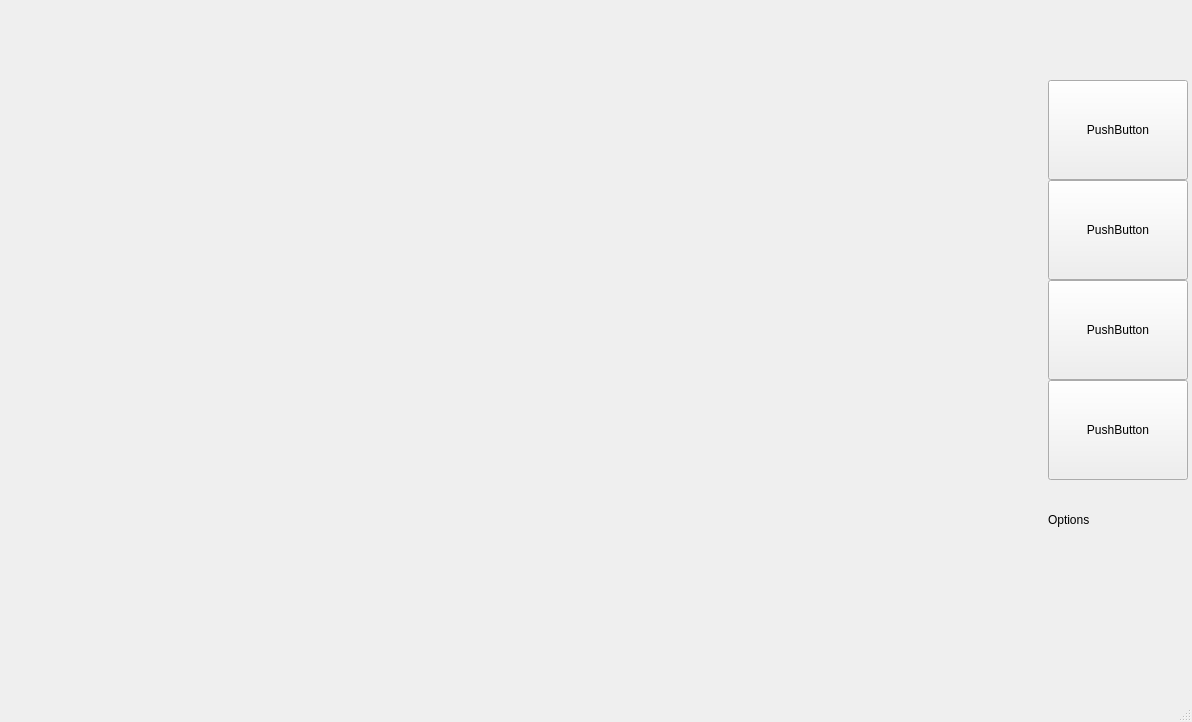
Before: the Qt Designer form Prototype_2_with_Tomeo/mainwindow.ui in KostasBiris/Video-Editing-Application--Cpp, drawn with Qt 5.
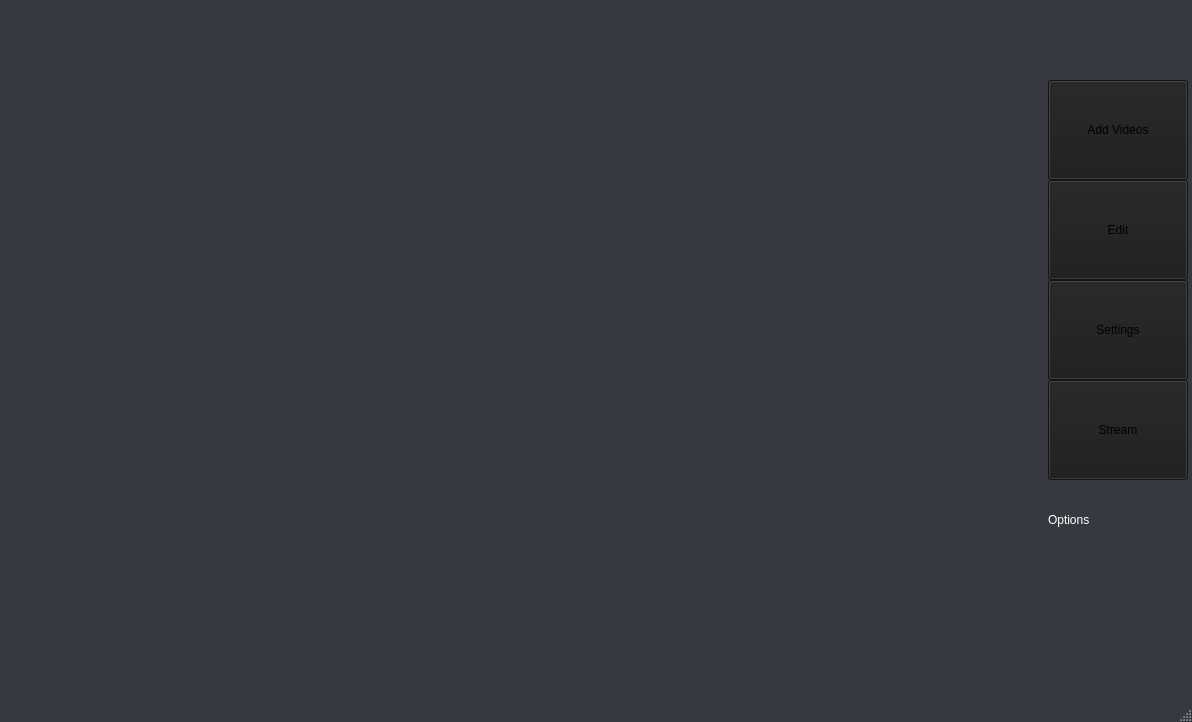
After: the same form once the commit is applied. Icons and pictures are not drawn.

```diff
--- a/Prototype_2_with_Tomeo/mainwindow.ui
+++ b/Prototype_2_with_Tomeo/mainwindow.ui
@@ -13,6 +13,453 @@
     <height>722</height>
    </rect>
   </property>
+  <property name="palette">
+   <palette>
+    <active>
+     <colorrole role="WindowText">
+      <brush brushstyle="SolidPattern">
+       <color alpha="255">
+        <red>255</red>
+        <green>255</green>
+        <blue>255</blue>
+       </color>
+      </brush>
+     </colorrole>
+     <colorrole role="Button">
+      <brush brushstyle="SolidPattern">
+       <color alpha="255">
+        <red>54</red>
+        <green>57</green>
+        <blue>63</blue>
+       </color>
+      </brush>
+     </colorrole>
+     <colorrole role="Light">
+      <brush brushstyle="SolidPattern">
+       <color alpha="255">
+        <red>81</red>
+        <green>85</green>
+        <blue>94</blue>
+       </color>
+      </brush>
+     </colorrole>
+     <colorrole role="Midlight">
+      <brush brushstyle="SolidPattern">
+       <color alpha="255">
+        <red>67</red>
+        <green>71</green>
+        <blue>78</blue>
+       </color>
+      </brush>
+     </colorrole>
+     <colorrole role="Dark">
+      <brush brushstyle="SolidPattern">
+       <color alpha="255">
+        <red>27</red>
+        <green>28</green>
+        <blue>31</blue>
+       </color>
+      </brush>
+     </colorrole>
+     <colorrole role="Mid">
+      <brush brushstyle="SolidPattern">
+       <color alpha="255">
+        <red>36</red>
+        <green>38</green>
+        <blue>42</blue>
+       </color>
+      </brush>
+     </colorrole>
+     <colorrole role="Text">
+      <brush brushstyle="SolidPattern">
+       <color alpha="255">
+        <red>255</red>
+        <green>255</green>
+        <blue>255</blue>
+       </color>
+      </brush>
+     </colorrole>
+     <colorrole role="BrightText">
+      <brush brushstyle="SolidPattern">
+       <color alpha="255">
+        <red>255</red>
+        <green>255</green>
+        <blue>255</blue>
+       </color>
+      </brush>
+     </colorrole>
+     <colorrole role="ButtonText">
+      <brush brushstyle="SolidPattern">
+       <color alpha="255">
+        <red>255</red>
+        <green>255</green>
+        <blue>255</blue>
+       </color>
+      </brush>
+     </colorrole>
+     <colorrole role="Base">
+      <brush brushstyle="SolidPattern">
+       <color alpha="255">
+        <red>0</red>
+        <green>0</green>
+        <blue>0</blue>
+       </color>
+      </brush>
+     </colorrole>
+     <colorrole role="Window">
+      <brush brushstyle="SolidPattern">
+       <color alpha="255">
+        <red>54</red>
+        <green>57</green>
+        <blue>63</blue>
+       </color>
+      </brush>
+     </colorrole>
+     <colorrole role="Shadow">
+      <brush brushstyle="SolidPattern">
+       <color alpha="255">
+        <red>0</red>
+        <green>0</green>
+        <blue>0</blue>
+       </color>
+      </brush>
+     </colorrole>
+     <colorrole role="AlternateBase">
+      <brush brushstyle="SolidPattern">
+       <color alpha="255">
+        <red>27</red>
+        <green>28</green>
+        <blue>31</blue>
+       </color>
+      </brush>
+     </colorrole>
+     <colorrole role="ToolTipBase">
+      <brush brushstyle="SolidPattern">
+       <color alpha="255">
+        <red>255</red>
+        <green>255</green>
+        <blue>220</blue>
+       </color>
+      </brush>
+     </colorrole>
+     <colorrole role="ToolTipText">
+      <brush brushstyle="SolidPattern">
+       <color alpha="255">
+        <red>0</red>
+        <green>0</green>
+        <blue>0</blue>
+       </color>
+      </brush>
+     </colorrole>
+     <colorrole role="PlaceholderText">
+      <brush brushstyle="SolidPattern">
+       <color alpha="128">
+        <red>255</red>
+        <green>255</green>
+        <blue>255</blue>
+       </color>
+      </brush>
+     </colorrole>
+    </active>
+    <inactive>
+     <colorrole role="WindowText">
+      <brush brushstyle="SolidPattern">
+       <color alpha="255">
+        <red>255</red>
+        <green>255</green>
+        <blue>255</blue>
+       </color>
+      </brush>
+     </colorrole>
+     <colorrole role="Button">
+      <brush brushstyle="SolidPattern">
+       <color alpha="255">
+        <red>54</red>
+        <green>57</green>
+        <blue>63</blue>
+       </color>
+      </brush>
+     </colorrole>
+     <colorrole role="Light">
+      <brush brushstyle="SolidPattern">
+       <color alpha="255">
+        <red>81</red>
+        <green>85</green>
+        <blue>94</blue>
+       </color>
+      </brush>
+     </colorrole>
+     <colorrole role="Midlight">
+      <brush brushstyle="SolidPattern">
+       <color alpha="255">
+        <red>67</red>
+        <green>71</green>
+        <blue>78</blue>
+       </color>
+      </brush>
+     </colorrole>
+     <colorrole role="Dark">
+      <brush brushstyle="SolidPattern">
+       <color alpha="255">
+        <red>27</red>
+        <green>28</green>
+        <blue>31</blue>
+       </color>
+      </brush>
+     </colorrole>
+     <colorrole role="Mid">
+      <brush brushstyle="SolidPattern">
+       <color alpha="255">
+        <red>36</red>
+        <green>38</green>
+        <blue>42</blue>
+       </color>
+      </brush>
+     </colorrole>
+     <colorrole role="Text">
+      <brush brushstyle="SolidPattern">
+       <color alpha="255">
+        <red>255</red>
+        <green>255</green>
+        <blue>255</blue>
+       </color>
+      </brush>
+     </colorrole>
+     <colorrole role="BrightText">
+      <brush brushstyle="SolidPattern">
+       <color alpha="255">
+        <red>255</red>
+        <green>255</green>
+        <blue>255</blue>
+       </color>
+      </brush>
+     </colorrole>
+     <colorrole role="ButtonText">
+      <brush brushstyle="SolidPattern">
+       <color alpha="255">
+        <red>255</red>
+        <green>255</green>
+        <blue>255</blue>
+       </color>
+      </brush>
+     </colorrole>
+     <colorrole role="Base">
+      <brush brushstyle="SolidPattern">
+       <color alpha="255">
+        <red>0</red>
+        <green>0</green>
+        <blue>0</blue>
+       </color>
+      </brush>
+     </colorrole>
+     <colorrole role="Window">
+      <brush brushstyle="SolidPattern">
+       <color alpha="255">
+        <red>54</red>
+        <green>57</green>
+        <blue>63</blue>
+       </color>
+      </brush>
+     </colorrole>
+     <colorrole role="Shadow">
+      <brush brushstyle="SolidPattern">
+       <color alpha="255">
+        <red>0</red>
+        <green>0</green>
+        <blue>0</blue>
+       </color>
+      </brush>
+     </colorrole>
+     <colorrole role="AlternateBase">
+      <brush brushstyle="SolidPattern">
+       <color alpha="255">
+        <red>27</red>
+        <green>28</green>
+        <blue>31</blue>
+       </color>
+      </brush>
+     </colorrole>
+     <colorrole role="ToolTipBase">
+      <brush brushstyle="SolidPattern">
+       <color alpha="255">
+        <red>255</red>
+        <green>255</green>
+        <blue>220</blue>
+       </color>
+      </brush>
+     </colorrole>
+     <colorrole role="ToolTipText">
+      <brush brushstyle="SolidPattern">
+       <color alpha="255">
+        <red>0</red>
+        <green>0</green>
+        <blue>0</blue>
+       </color>
+      </brush>
+     </colorrole>
+     <colorrole role="PlaceholderText">
+      <brush brushstyle="SolidPattern">
+       <color alpha="128">
+        <red>255</red>
+        <green>255</green>
+        <blue>255</blue>
+       </color>
+      </brush>
+     </colorrole>
+    </inactive>
+    <disabled>
+     <colorrole role="WindowText">
+      <brush brushstyle="SolidPattern">
+       <color alpha="255">
+        <red>27</red>
+        <green>28</green>
+        <blue>31</blue>
+       </color>
+      </brush>
+     </colorrole>
+     <colorrole role="Button">
+      <brush brushstyle="SolidPattern">
+       <color alpha="255">
+        <red>54</red>
+        <green>57</green>
+        <blue>63</blue>
+       </color>
+      </brush>
+     </colorrole>
+     <colorrole role="Light">
+      <brush brushstyle="SolidPattern">
+       <color alpha="255">
+        <red>81</red>
+        <green>85</green>
+        <blue>94</blue>
+       </color>
+      </brush>
+     </colorrole>
+     <colorrole role="Midlight">
+      <brush brushstyle="SolidPattern">
+       <color alpha="255">
+        <red>67</red>
+        <green>71</green>
+        <blue>78</blue>
+       </color>
+      </brush>
+     </colorrole>
+     <colorrole role="Dark">
+      <brush brushstyle="SolidPattern">
+       <color alpha="255">
+        <red>27</red>
+        <green>28</green>
+        <blue>31</blue>
+       </color>
+      </brush>
+     </colorrole>
+     <colorrole role="Mid">
+      <brush brushstyle="SolidPattern">
+       <color alpha="255">
+        <red>36</red>
+        <green>38</green>
+        <blue>42</blue>
+       </color>
+      </brush>
+     </colorrole>
+     <colorrole role="Text">
+      <brush brushstyle="SolidPattern">
+       <color alpha="255">
+        <red>27</red>
+        <green>28</green>
+        <blue>31</blue>
+       </color>
+      </brush>
+     </colorrole>
+     <colorrole role="BrightText">
+      <brush brushstyle="SolidPattern">
+       <color alpha="255">
+        <red>255</red>
+        <green>255</green>
+        <blue>255</blue>
+       </color>
+      </brush>
+     </colorrole>
+     <colorrole role="ButtonText">
+      <brush brushstyle="SolidPattern">
+       <color alpha="255">
+        <red>27</red>
+        <green>28</green>
+        <blue>31</blue>
+       </color>
+      </brush>
+     </colorrole>
+     <colorrole role="Base">
+      <brush brushstyle="SolidPattern">
+       <color alpha="255">
+        <red>54</red>
+        <green>57</green>
+        <blue>63</blue>
+       </color>
+      </brush>
+     </colorrole>
+     <colorrole role="Window">
+      <brush brushstyle="SolidPattern">
+       <color alpha="255">
+        <red>54</red>
+        <green>57</green>
+        <blue>63</blue>
+       </color>
+      </brush>
+     </colorrole>
+     <colorrole role="Shadow">
+      <brush brushstyle="SolidPattern">
+       <color alpha="255">
+        <red>0</red>
+        <green>0</green>
+        <blue>0</blue>
+       </color>
+      </brush>
+     </colorrole>
+     <colorrole role="AlternateBase">
+      <brush brushstyle="SolidPattern">
+       <color alpha="255">
+        <red>54</red>
+        <green>57</green>
+        <blue>63</blue>
+       </color>
+      </brush>
+     </colorrole>
+     <colorrole role="ToolTipBase">
+      <brush brushstyle="SolidPattern">
+       <color alpha="255">
+        <red>255</red>
+        <green>255</green>
+        <blue>220</blue>
+       </color>
+      </brush>
+     </colorrole>
+     <colorrole role="ToolTipText">
+      <brush brushstyle="SolidPattern">
+       <color alpha="255">
+        <red>0</red>
+        <green>0</green>
+        <blue>0</blue>
+       </color>
+      </brush>
+     </colorrole>
+     <colorrole role="PlaceholderText">
+      <brush brushstyle="SolidPattern">
+       <color alpha="128">
+        <red>255</red>
+        <green>255</green>
+        <blue>255</blue>
+       </color>
+      </brush>
+     </colorrole>
+    </disabled>
+   </palette>
+  </property>
+  <property name="font">
+   <font>
+    <family>Arial</family>
+   </font>
+  </property>
   <property name="windowTitle">
    <string>MainWindow</string>
   </property>
@@ -108,8 +555,112 @@
           <height>100</height>
          </size>
         </property>
+        <property name="palette">
+         <palette>
+          <active>
+           <colorrole role="Button">
+            <brush brushstyle="SolidPattern">
+             <color alpha="255">
+              <red>28</red>
+              <green>28</green>
+              <blue>28</blue>
+             </color>
+            </brush>
+           </colorrole>
+           <colorrole role="Base">
+            <brush brushstyle="SolidPattern">
+             <color alpha="255">
+              <red>28</red>
+              <green>28</green>
+              <blue>28</blue>
+             </color>
+            </brush>
+           </colorrole>
+           <colorrole role="Window">
+            <brush brushstyle="SolidPattern">
+             <color alpha="255">
+              <red>28</red>
+              <green>28</green>
+              <blue>28</blue>
+             </color>
+            </brush>
+           </colorrole>
+          </active>
+          <inactive>
+           <colorrole role="Button">
+            <brush brushstyle="SolidPattern">
+             <color alpha="255">
+              <red>28</red>
+              <green>28</green>
+              <blue>28</blue>
+             </color>
+            </brush>
+           </colorrole>
+           <colorrole role="Base">
+            <brush brushstyle="SolidPattern">
+             <color alpha="255">
+              <red>28</red>
+              <green>28</green>
+              <blue>28</blue>
+             </color>
+            </brush>
+           </colorrole>
+           <colorrole role="Window">
+            <brush brushstyle="SolidPattern">
+             <color alpha="255">
+              <red>28</red>
+              <green>28</green>
+              <blue>28</blue>
+             </color>
+            </brush>
+           </colorrole>
+          </inactive>
+          <disabled>
+           <colorrole role="Button">
+            <brush brushstyle="SolidPattern">
+             <color alpha="255">
+              <red>28</red>
+              <green>28</green>
+              <blue>28</blue>
+             </color>
+            </brush>
+           </colorrole>
+           <colorrole role="Base">
+            <brush brushstyle="SolidPattern">
+             <color alpha="255">
+              <red>28</red>
+              <green>28</green>
+              <blue>28</blue>
+             </color>
+            </brush>
+           </colorrole>
+           <colorrole role="Window">
+            <brush brushstyle="SolidPattern">
+             <color alpha="255">
+              <red>28</red>
+              <green>28</green>
+              <blue>28</blue>
+             </color>
+            </brush>
+           </colorrole>
+          </disabled>
+         </palette>
+        </property>
+        <property name="styleSheet">
+         <string notr="true">QPushButton {
+	background-color: rgb(28,28,28);
+	border-color: white;
+}</string>
+        </property>
+        <property name="locale">
+         <locale language="English" country="UnitedKingdom"/>
+        </property>
         <property name="text">
-         <string>PushButton</string>
+         <string>Add Videos</string>
+        </property>
+        <property name="icon">
+         <iconset>
+          <normaloff>resources/add_circle-24px.svg</normaloff>resources/add_circle-24px.svg</iconset>
         </property>
        </widget>
       </item>
@@ -127,8 +678,112 @@
           <height>100</height>
          </size>
         </property>
+        <property name="palette">
+         <palette>
+          <active>
+           <colorrole role="Button">
+            <brush brushstyle="SolidPattern">
+             <color alpha="255">
+              <red>28</red>
+              <green>28</green>
+              <blue>28</blue>
+             </color>
+            </brush>
+           </colorrole>
+           <colorrole role="Base">
+            <brush brushstyle="SolidPattern">
+             <color alpha="255">
+              <red>28</red>
+              <green>28</green>
+              <blue>28</blue>
+             </color>
+            </brush>
+           </colorrole>
+           <colorrole role="Window">
+            <brush brushstyle="SolidPattern">
+             <color alpha="255">
+              <red>28</red>
+              <green>28</green>
+              <blue>28</blue>
+             </color>
+            </brush>
+           </colorrole>
+          </active>
+          <inactive>
+           <colorrole role="Button">
+            <brush brushstyle="SolidPattern">
+             <color alpha="255">
+              <red>28</red>
+              <green>28</green>
+              <blue>28</blue>
+             </color>
+            </brush>
+           </colorrole>
+           <colorrole role="Base">
+            <brush brushstyle="SolidPattern">
+             <color alpha="255">
+              <red>28</red>
+              <green>28</green>
+              <blue>28</blue>
+             </color>
+            </brush>
+           </colorrole>
+           <colorrole role="Window">
+            <brush brushstyle="SolidPattern">
+             <color alpha="255">
+              <red>28</red>
+              <green>28</green>
+              <blue>28</blue>
+             </color>
+            </brush>
+           </colorrole>
+          </inactive>
+          <disabled>
+           <colorrole role="Button">
+            <brush brushstyle="SolidPattern">
+             <color alpha="255">
+              <red>28</red>
+              <green>28</green>
+              <blue>28</blue>
+             </color>
+            </brush>
+           </colorrole>
+           <colorrole role="Base">
+            <brush brushstyle="SolidPattern">
+             <color alpha="255">
+              <red>28</red>
+              <green>28</green>
+              <blue>28</blue>
+             </color>
+            </brush>
+           </colorrole>
+           <colorrole role="Window">
+            <brush brushstyle="SolidPattern">
+             <color alpha="255">
+              <red>28</red>
+              <green>28</green>
+              <blue>28</blue>
+             </color>
+            </brush>
+           </colorrole>
+          </disabled>
+         </palette>
+        </property>
+        <property name="styleSheet">
+         <string notr="true">QPushButton {
+	background-color: rgb(28,28,28);
+	border-color: white;
+}</string>
+        </property>
+        <property name="locale">
+         <locale language="English" country="UnitedKingdom"/>
+        </property>
         <property name="text">
-         <string>PushButton</string>
+         <string>Edit</string>
+        </property>
+        <property name="icon">
+         <iconset>
+          <normaloff>resources/create-24px.svg</normaloff>resources/create-24px.svg</iconset>
         </property>
        </widget>
       </item>
@@ -146,8 +801,112 @@
           <height>100</height>
          </size>
         </property>
+        <property name="palette">
+         <palette>
+          <active>
+           <colorrole role="Button">
+            <brush brushstyle="SolidPattern">
+             <color alpha="255">
+              <red>28</red>
+              <green>28</green>
+              <blue>28</blue>
+             </color>
+            </brush>
+           </colorrole>
+           <colorrole role="Base">
+            <brush brushstyle="SolidPattern">
+             <color alpha="255">
+              <red>28</red>
+              <green>28</green>
+              <blue>28</blue>
+             </color>
+            </brush>
+           </colorrole>
+           <colorrole role="Window">
+            <brush brushstyle="SolidPattern">
+             <color alpha="255">
+              <red>28</red>
+              <green>28</green>
+              <blue>28</blue>
+             </color>
+            </brush>
+           </colorrole>
+          </active>
+          <inactive>
+           <colorrole role="Button">
+            <brush brushstyle="SolidPattern">
+             <color alpha="255">
+              <red>28</red>
+              <green>28</green>
+              <blue>28</blue>
+             </color>
+            </brush>
+           </colorrole>
+           <colorrole role="Base">
+            <brush brushstyle="SolidPattern">
+             <color alpha="255">
+              <red>28</red>
+              <green>28</green>
+              <blue>28</blue>
+             </color>
+            </brush>
+           </colorrole>
+           <colorrole role="Window">
+            <brush brushstyle="SolidPattern">
+             <color alpha="255">
+              <red>28</red>
+              <green>28</green>
+              <blue>28</blue>
+             </color>
+            </brush>
+           </colorrole>
+          </inactive>
+          <disabled>
+           <colorrole role="Button">
+            <brush brushstyle="SolidPattern">
+             <color alpha="255">
+              <red>28</red>
+              <green>28</green>
+              <blue>28</blue>
+             </color>
+            </brush>
+           </colorrole>
+           <colorrole role="Base">
+            <brush brushstyle="SolidPattern">
+             <color alpha="255">
+              <red>28</red>
+              <green>28</green>
+              <blue>28</blue>
+             </color>
+            </brush>
+           </colorrole>
+           <colorrole role="Window">
+            <brush brushstyle="SolidPattern">
+             <color alpha="255">
+              <red>28</red>
+              <green>28</green>
+              <blue>28</blue>
+             </color>
+            </brush>
+           </colorrole>
+          </disabled>
+         </palette>
+        </property>
+        <property name="styleSheet">
+         <string notr="true">QPushButton {
+	background-color: rgb(28,28,28);
+	border-color: white;
+}</string>
+        </property>
+        <property name="locale">
+         <locale language="English" country="UnitedKingdom"/>
+        </property>
         <property name="text">
-         <string>PushButton</string>
+         <string>Settings</string>
+        </property>
+        <property name="icon">
+         <iconset>
+          <normaloff>resources/settings-24px.svg</normaloff>resources/settings-24px.svg</iconset>
         </property>
        </widget>
       </item>
@@ -165,8 +924,112 @@
           <height>100</height>
          </size>
         </property>
+        <property name="palette">
+         <palette>
+          <active>
+           <colorrole role="Button">
+            <brush brushstyle="SolidPattern">
+             <color alpha="255">
+              <red>28</red>
+              <green>28</green>
+              <blue>28</blue>
+             </color>
+            </brush>
+           </colorrole>
+           <colorrole role="Base">
+            <brush brushstyle="SolidPattern">
+             <color alpha="255">
+              <red>28</red>
+              <green>28</green>
+              <blue>28</blue>
+             </color>
+            </brush>
+           </colorrole>
+           <colorrole role="Window">
+            <brush brushstyle="SolidPattern">
+             <color alpha="255">
+              <red>28</red>
+              <green>28</green>
+              <blue>28</blue>
+             </color>
+            </brush>
+           </colorrole>
+          </active>
+          <inactive>
+           <colorrole role="Button">
+            <brush brushstyle="SolidPattern">
+             <color alpha="255">
+              <red>28</red>
+              <green>28</green>
+              <blue>28</blue>
+             </color>
+            </brush>
+           </colorrole>
+           <colorrole role="Base">
+            <brush brushstyle="SolidPattern">
+             <color alpha="255">
+              <red>28</red>
+              <green>28</green>
+              <blue>28</blue>
+             </color>
+            </brush>
+           </colorrole>
+           <colorrole role="Window">
+            <brush brushstyle="SolidPattern">
+             <color alpha="255">
+              <red>28</red>
+              <green>28</green>
+              <blue>28</blue>
+             </color>
+            </brush>
+           </colorrole>
+          </inactive>
+          <disabled>
+           <colorrole role="Button">
+            <brush brushstyle="SolidPattern">
+             <color alpha="255">
+              <red>28</red>
+              <green>28</green>
+              <blue>28</blue>
+             </color>
+            </brush>
+           </colorrole>
+           <colorrole role="Base">
+            <brush brushstyle="SolidPattern">
+             <color alpha="255">
+              <red>28</red>
+              <green>28</green>
+              <blue>28</blue>
+             </color>
+            </brush>
+           </colorrole>
+           <colorrole role="Window">
+            <brush brushstyle="SolidPattern">
+             <color alpha="255">
+              <red>28</red>
+              <green>28</green>
+              <blue>28</blue>
+             </color>
+            </brush>
+           </colorrole>
+          </disabled>
+         </palette>
+        </property>
+        <property name="styleSheet">
+         <string notr="true">QPushButton {
+	background-color: rgb(28,28,28);
+	border-color: white;
+}</string>
+        </property>
+        <property name="locale">
+         <locale language="English" country="UnitedKingdom"/>
+        </property>
         <property name="text">
-         <string>PushButton</string>
+         <string>Stream</string>
+        </property>
+        <property name="icon">
+         <iconset>
+          <normaloff>resources/live_tv-24px.svg</normaloff>resources/live_tv-24px.svg</iconset>
         </property>
        </widget>
       </item>
```
Left out of the diff: 5 changed lines with no effect on the pictures.
